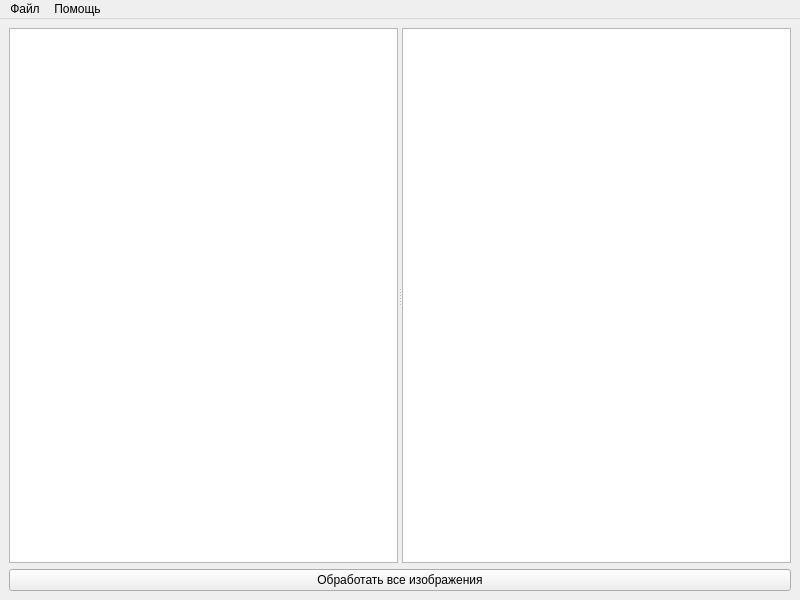
The window that design.ui (kiry665/DroneVision) describes before a commit, drawn with Qt 5.
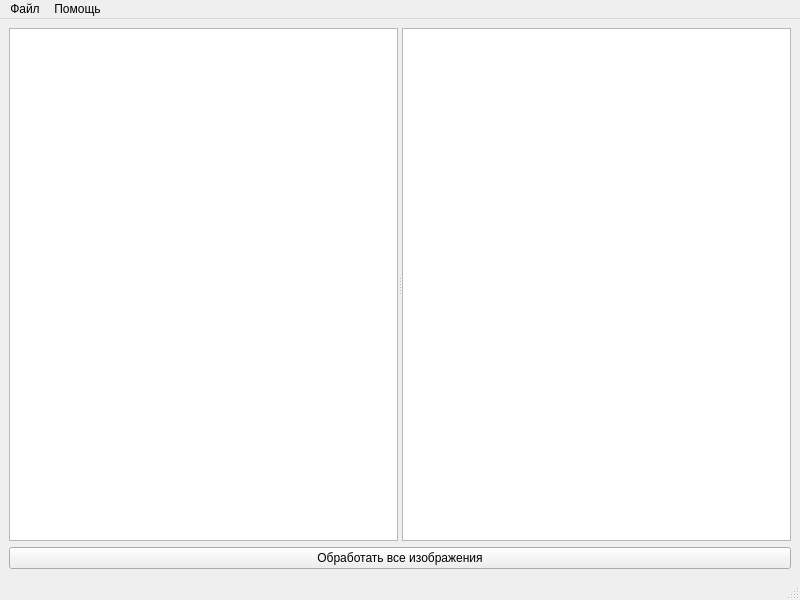
The same window after the commit.

Patch:
```diff
--- a/design.ui
+++ b/design.ui
@@ -58,6 +58,7 @@
    <addaction name="menuFile"/>
    <addaction name="menuHelp"/>
   </widget>
+  <widget class="QStatusBar" name="status_bar"/>
   <action name="actionSelectFolder">
    <property name="text">
     <string>Выбрать папку</string>
```
Left out of the diff: 9 changed lines with no effect on the pictures.
